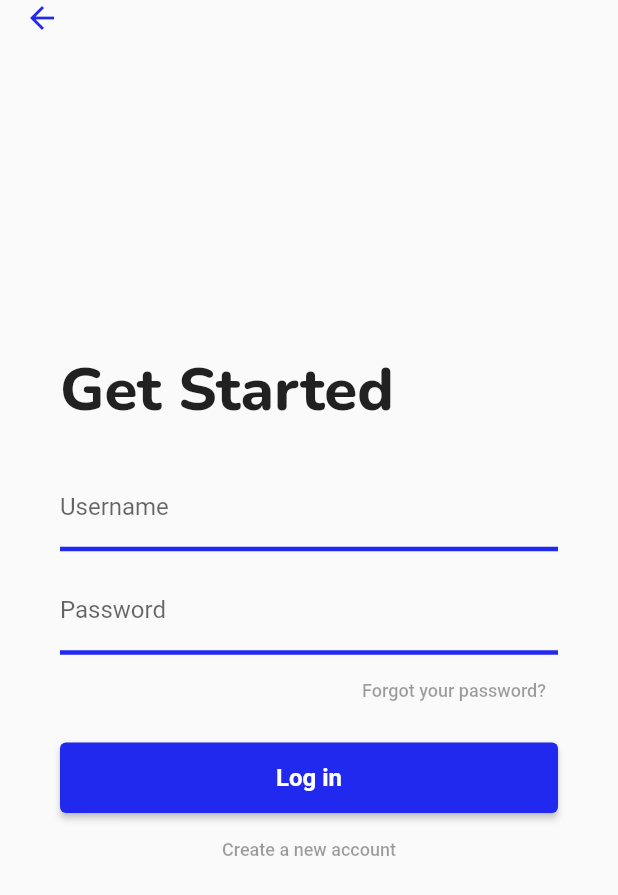
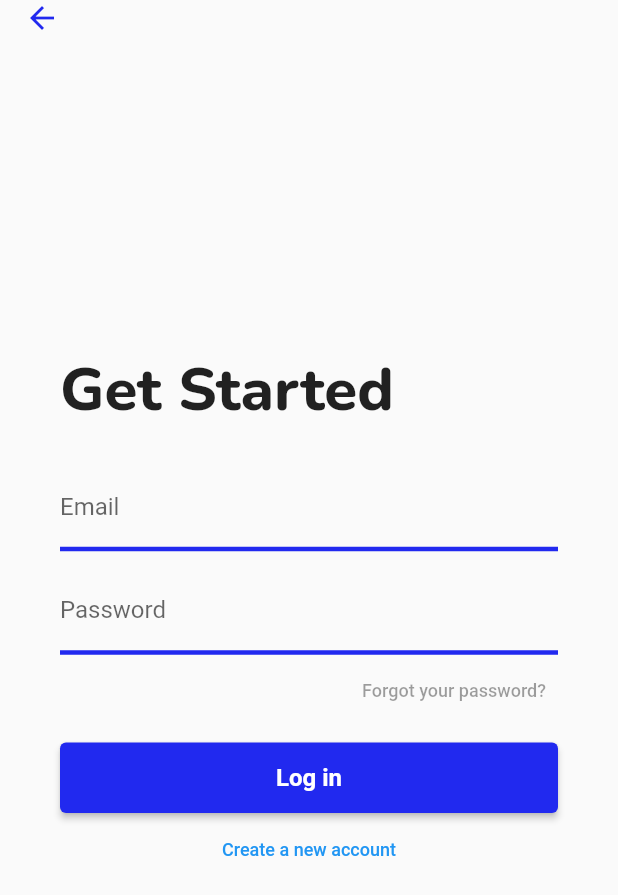
Before and after one commit to lhancewong/CSCI42-One-Big-Car, a Flutter app: the LogIn screen opened directly, on a phone screen of 412 x 824 dp. Shown: the top 895 px of the screen. Run offline on Flutter 3.47's test engine with Material 2 defaults, Android fonts, the phone set to English and light mode, and no system bars; our stand-ins replace date_field, firebase_auth, firebase_core, firebase_database, fluttertoast; missing offline and left inert: firebase_ui_auth; accounts and stored records are empty.

Commit message:
Modified Sign-in

```diff
--- /dev/null
+++ b/lib/authentication/login_page.dart
@@ -0,0 +1,146 @@
+import 'package:firebase_auth/firebase_auth.dart';
+import 'package:flutter/material.dart';
+import 'package:fluttertoast/fluttertoast.dart';
+import 'package:one_big_car/global/global.dart';
+
+class LogIn extends StatefulWidget {
+  const LogIn({super.key});
+
+  @override
+  State<LogIn> createState() => _LogInState();
+}
+
+class _LogInState extends State<LogIn> {
+  TextEditingController emailTextController = TextEditingController();
+  TextEditingController passwordTextController = TextEditingController();
+
+  validateForm() {
+    if (!emailTextController.text.contains("@")) {
+      Fluttertoast.showToast(msg: "Email address is not valid.");
+    } else if (passwordTextController.text.length < 6) {
+      Fluttertoast.showToast(msg: "Password must be at least 6 characters.");
+    } else {
+      saveInfo();
+      Navigator.pushNamed(context, '/UserProfile', arguments: <String, String>{
+        'email': emailTextController.text,
+        'Password': passwordTextController.text,
+      });
+    }
+  }
+
+  saveInfo() async {
+    final User? firebaseUser = (await fAuth
+        .createUserWithEmailAndPassword(
+      email: emailTextController.text.trim(),
+      password: passwordTextController.text.trim(),
+    )
+        .catchError((msg) {
+      Navigator.pop(context);
+      Fluttertoast.showToast(msg: "Error: " + msg.toString());
+    })).user;
+
+    if (firebaseUser != null) {
+      Map userMap = {
+        "id": firebaseUser.uid,
+      };
+    } else {
+      Navigator.pop(context);
+      Fluttertoast.showToast(msg: "Account has not been created.");
+    }
+  }
+
+  @override
+  Widget build(BuildContext context) {
+    return Scaffold(
+        floatingActionButtonLocation: FloatingActionButtonLocation.startTop,
+        floatingActionButton: const Icon(
+          Icons.arrow_back,
+          color: Color.fromRGBO(33, 41, 239, 1),
+        ),
+        body: Container(
+            margin: const EdgeInsets.all(40.0),
+            child: Column(
+                mainAxisAlignment: MainAxisAlignment.center,
+                crossAxisAlignment: CrossAxisAlignment.stretch,
+                children: [
+                  const Align(
+                    alignment: Alignment.centerLeft,
+                    child: Text(
+                      'Get Started',
+                      style: TextStyle(
+                        fontWeight: FontWeight.w800,
+                        fontSize: 40,
+                        fontFamily: 'Nunito',
+                      ),
+                    ),
+                  ),
+                  const SizedBox(height: 20),
+                  TextField(
+                    keyboardType: TextInputType.emailAddress,
+                    controller: emailTextController,
+                    style: const TextStyle(fontSize: 16),
+                    decoration: const InputDecoration(
+                      labelText: 'Email',
+                      enabledBorder: UnderlineInputBorder(
+                        borderSide: BorderSide(
+                          color: Color.fromRGBO(33, 41, 239, 1),
+                          width: 3.0,
+                        ),
+                      ),
+                    ),
+                  ),
+                  const SizedBox(height: 10),
+                  TextField(
+                    obscureText: true,
+                    obscuringCharacter: "•",
+                    controller: passwordTextController,
+                    style: const TextStyle(fontSize: 16),
+                    decoration: const InputDecoration(
+                      labelText: 'Password',
+                      enabledBorder: UnderlineInputBorder(
+                        borderSide: BorderSide(
+                          color: Color.fromRGBO(33, 41, 239, 1),
+                          width: 3.0,
+                        ),
+                      ),
+                    ),
+                  ),
+                  const Align(
+                    alignment: Alignment.centerRight,
+                    child: TextButton(
+                      onPressed: null,
+                      child: Text(
+                        'Forgot your password?',
+                        style: TextStyle(fontSize: 12),
+                      ),
+                    ),
+                  ),
+                  const SizedBox(height: 10),
+                  ElevatedButton(
+                    style: const ButtonStyle(
+                        padding: MaterialStatePropertyAll(EdgeInsets.all(14)),
+                        backgroundColor: MaterialStatePropertyAll<Color>(
+                            Color.fromRGBO(33, 41, 239, 1)),
+                        foregroundColor:
+                            MaterialStatePropertyAll<Color>(Colors.white)),
+                    onPressed: () {
+                      validateForm();
+                    },
+                    child: const Text('Log in',
+                        style: TextStyle(
+                          fontWeight: FontWeight.bold,
+                          fontSize: 16,
+                        )),
+                  ),
+                  TextButton(
+                    onPressed: () async {
+                      Navigator.of(context).pushNamed('/Register');
+                    },
+                    child: const Text(
+                      'Create a new account',
+                      style: TextStyle(fontSize: 12),
+                    ),
+                  )
+                ])));
+  }
+}
--- /dev/null
+++ b/lib/global/global.dart
@@ -0,0 +1,4 @@
+import 'package:firebase_auth/firebase_auth.dart';
+
+final FirebaseAuth fAuth = FirebaseAuth.instance;
+User? currentFirebaseUser;
--- /dev/null
+++ b/lib/global/map_key.dart
@@ -0,0 +1 @@
+String mapKey = "AIzaSyDY9MFDG5vHZarHChpPdYHE71V7fp182JE";
--- a/lib/pages/landing_page.dart
+++ b/lib/pages/landing_page.dart
@@ -3,7 +3,7 @@ import 'package:firebase_auth/firebase_auth.dart'
 import 'package:flutter/material.dart';
 import 'package:provider/provider.dart';
 import 'package:one_big_car/main.dart';
-import 'package:one_big_car/pages/authentication.dart';
+import 'package:one_big_car/authentication/authentication.dart';
 
 class Landing extends StatefulWidget {
   const Landing({super.key});
--- a/lib/pages/login_page.dart
+++ /dev/null
@@ -1,115 +0,0 @@
-import 'package:flutter/material.dart';
-
-class LogIn extends StatefulWidget {
-  const LogIn({super.key});
-
-  @override
-  State<LogIn> createState() => _LogInState();
-}
-
-class _LogInState extends State<LogIn> {
-
-  TextEditingController usernameTextController = TextEditingController();
-  TextEditingController passwordTextController = TextEditingController();
-
-  @override
-  Widget build(BuildContext context) {
-    return Scaffold(
-      floatingActionButtonLocation: FloatingActionButtonLocation.startTop,
-      floatingActionButton: const Icon(
-          Icons.arrow_back,
-          color: Color.fromRGBO(33, 41, 239, 1),
-        ),
-
-      body: Container(
-        margin: const EdgeInsets.all(40.0),
-        child: Column(
-          mainAxisAlignment: MainAxisAlignment.center,
-          crossAxisAlignment: CrossAxisAlignment.stretch,
-          children: [
-            const Align(
-              alignment: Alignment.centerLeft,
-              child: Text(
-                'Get Started',
-                style: TextStyle(
-                  fontWeight: FontWeight.w800,
-                  fontSize: 40,
-                  fontFamily: 'Nunito',
-                ),
-              ),
-            ),
-            const SizedBox(height: 20),
-            TextField(
-              keyboardType: TextInputType.emailAddress,
-              controller: usernameTextController,
-              style: const TextStyle(fontSize:16),
-              decoration: const InputDecoration(
-                labelText: 'Username',
-                enabledBorder: UnderlineInputBorder(
-                  borderSide: BorderSide(
-                    color: Color.fromRGBO(33, 41, 239, 1),
-                    width: 3.0,
-                  ),
-                ),
-              ),
-            ),
-            const SizedBox(height: 10),
-            TextField(
-              obscureText: true,
-              obscuringCharacter: "•",
-              controller: passwordTextController,
-              style: const TextStyle(fontSize:16),
-              decoration: const InputDecoration(
-                labelText: 'Password',
-                enabledBorder: UnderlineInputBorder(
-                  borderSide: BorderSide(
-                    color: Color.fromRGBO(33, 41, 239, 1),
-                    width: 3.0,
-                  ),
-                ),
-              ),
-            ),
-            const Align(
-              alignment: Alignment.centerRight,
-              child: TextButton(
-                onPressed: null,
-                child: Text(
-                  'Forgot your password?',
-                  style: TextStyle(fontSize:12),
-                  ),
-              ),
-            ),
-            const SizedBox(height: 10),
-            ElevatedButton(
-              style: const ButtonStyle(
-                padding: MaterialStatePropertyAll(EdgeInsets.all(14)),
-                backgroundColor: MaterialStatePropertyAll<Color>(Color.fromRGBO(33, 41, 239, 1)),
-                foregroundColor: MaterialStatePropertyAll<Color>(Colors.white)
-              ),
-              onPressed: () {
-                Navigator.pushNamed(context, '/UserProfile', arguments: <String, String> {
-                  'Username': usernameTextController.text,
-                  'Password': passwordTextController.text,
-                });
-              },
-              child: const Text(
-                'Log in',
-                style: TextStyle(
-                  fontWeight: FontWeight.bold,
-                  fontSize: 16,
-                )
-              ),
-            ),
-            const TextButton(
-              onPressed: null,
-              child: Text(
-                'Create a new account',
-                style: TextStyle(fontSize:12),
-              ),
-            )
-          ]
-        )
-      )
-    );
-  }
-}
--- a/pubspec.yaml
+++ b/pubspec.yaml
@@ -45,6 +45,8 @@ dependencies:
   intl: ^0.17.0
   firebase_database: ^9.1.7
   firebase_in_app_messaging: ^0.6.0+27
+  google_maps_flutter: ^2.2.1
+  fluttertoast: ^8.1.1
 
 dev_dependencies:
   flutter_test:
```
Also changed, not shown: lib/authentication/register_page.dart (added, +241 -0 lines), lib/main.dart (+7 -3 lines), lib/pages/user_profile.dart (+4 -4 lines), lib/authentication/authentication.dart (renamed from lib/pages/authentication.dart), lib/firebase_options.dart, pubspec.lock, 7 other files.
